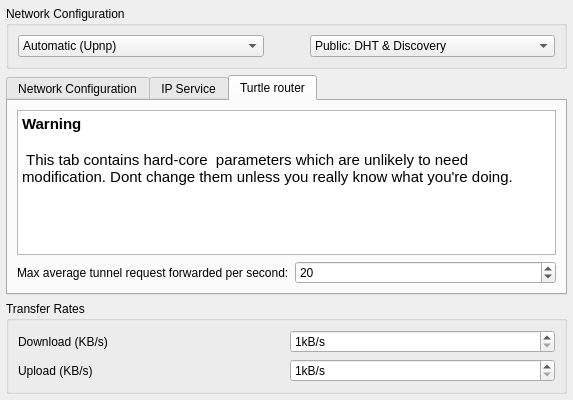
Old version of the form retroshare-gui/src/gui/settings/ServerPage.ui in the repository RetroShare/RetroShare.
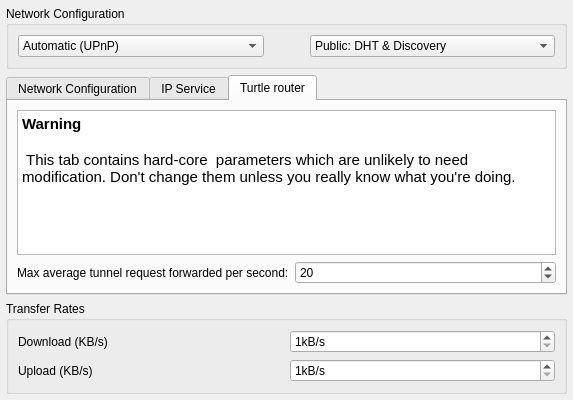
New version of the form. The open tabs and pages were chosen to show the change.

```diff
--- a/retroshare-gui/src/gui/settings/ServerPage.ui
+++ b/retroshare-gui/src/gui/settings/ServerPage.ui
@@ -32,7 +32,7 @@
          <widget class="QComboBox" name="netModeComboBox">
           <item>
            <property name="text">
-            <string>Automatic (Upnp)</string>
+            <string>Automatic (UPnP)</string>
            </property>
           </item>
           <item>
@@ -367,7 +367,7 @@
 &lt;/style&gt;&lt;/head&gt;&lt;body style=&quot; font-family:'MS Shell Dlg 2'; font-size:8.25pt; font-weight:400; font-style:normal;&quot;&gt;
 &lt;p style=&quot; margin-top:0px; margin-bottom:0px; margin-left:0px; margin-right:0px; -qt-block-indent:0; text-indent:0px;&quot;&gt;&lt;span style=&quot; font-family:'Ubuntu'; font-size:11pt; font-weight:600;&quot;&gt;Warning&lt;/span&gt;&lt;/p&gt;
 &lt;p style=&quot;-qt-paragraph-type:empty; margin-top:0px; margin-bottom:0px; margin-left:0px; margin-right:0px; -qt-block-indent:0; text-indent:0px; font-family:'Ubuntu'; font-size:11pt; font-weight:600;&quot;&gt;&lt;/p&gt;
-&lt;p style=&quot; margin-top:0px; margin-bottom:0px; margin-left:0px; margin-right:0px; -qt-block-indent:0; text-indent:0px;&quot;&gt;&lt;span style=&quot; font-family:'Ubuntu'; font-size:11pt; font-weight:600;&quot;&gt; &lt;/span&gt;&lt;span style=&quot; font-family:'Ubuntu'; font-size:11pt;&quot;&gt;This tab contains hard-core  parameters which are unlikely to need modification. Dont change them unless you really know what you're doing. &lt;/span&gt;&lt;/p&gt;&lt;/body&gt;&lt;/html&gt;</string>
+&lt;p style=&quot; margin-top:0px; margin-bottom:0px; margin-left:0px; margin-right:0px; -qt-block-indent:0; text-indent:0px;&quot;&gt;&lt;span style=&quot; font-family:'Ubuntu'; font-size:11pt; font-weight:600;&quot;&gt; &lt;/span&gt;&lt;span style=&quot; font-family:'Ubuntu'; font-size:11pt;&quot;&gt;This tab contains hard-core  parameters which are unlikely to need modification. Don't change them unless you really know what you're doing. &lt;/span&gt;&lt;/p&gt;&lt;/body&gt;&lt;/html&gt;</string>
          </property>
         </widget>
        </item>
```
Left out of the diff: 8 changed lines with no effect on the pictures.
